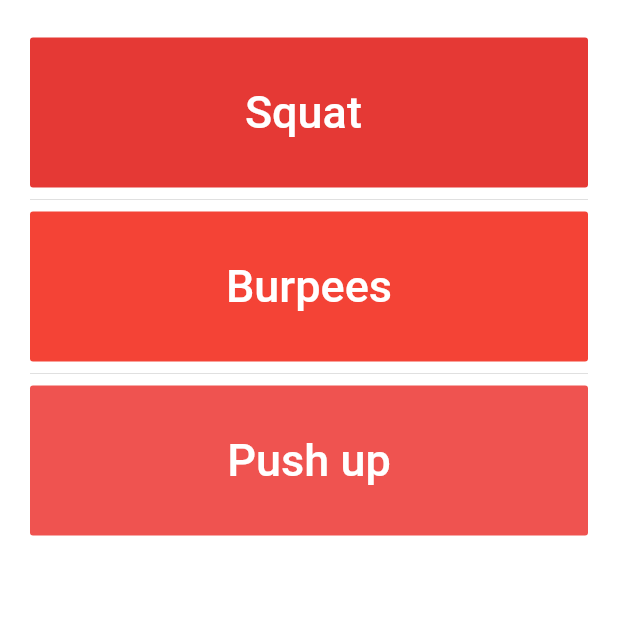
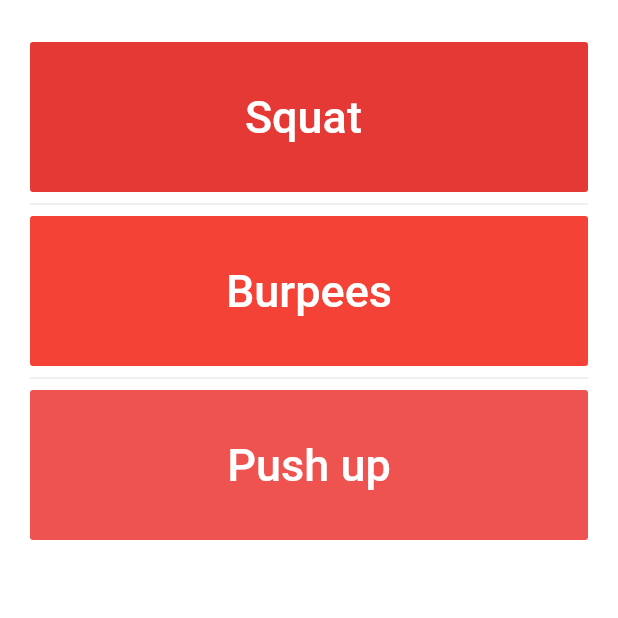
Before and after one commit to AlexisDefranoux/sport-corrector, a Flutter app: the screen it shows after launch, after a tap on "START", on a phone screen of 412 x 824 dp, the top half of it. Run offline on Flutter 3.47's test engine with Material 2 defaults, Android fonts, the phone set to English and light mode, and no system bars; our stand-ins replace sensors; missing offline and left inert: sklite; Roboto replaces fonts that are missing (Anton-Regular).

Commit message:
update colors

```diff
--- a/sport_corrector/lib/main.dart
+++ b/sport_corrector/lib/main.dart
@@ -9,7 +9,7 @@ class MyApp extends StatelessWidget {
     return new MaterialApp(
       debugShowCheckedModeBanner: false,
       title: 'Sport Corrector',
-      theme: new ThemeData(primarySwatch: Colors.teal),
+      theme: new ThemeData(primarySwatch: Colors.red),
       home: new HomePage(),
     );
   }
--- a/sport_corrector/lib/widgets/GridExercises.dart
+++ b/sport_corrector/lib/widgets/GridExercises.dart
@@ -18,7 +18,7 @@ class _GridExercisesState extends State<GridExercises> {
       Padding(
           padding: const EdgeInsets.all(20.0),
           child: ListView.separated(
-          padding: const EdgeInsets.only(top: 5.0, bottom: 0, right: 0.0, left: 0.0),
+            padding: const EdgeInsets.only(top: 8.0, bottom: 0, right: 0.0, left: 0.0),
             itemCount: entries.length,
             itemBuilder: (BuildContext context, int index) {
               return Container(
--- a/sport_corrector/lib/widgets/squat/Exercise.dart
+++ b/sport_corrector/lib/widgets/squat/Exercise.dart
@@ -119,7 +119,7 @@ class _ExerciseState extends State<Exercise>
                 Align(
                   alignment: Alignment.bottomCenter,
                   child: Container(
-                    color: Colors.pink,
+                    color: Colors.black87,
                     height:
                     controller.value * MediaQuery.of(context).size.height,
                   ),
```
Lines whose indentation alone changed are shown as unchanged.
